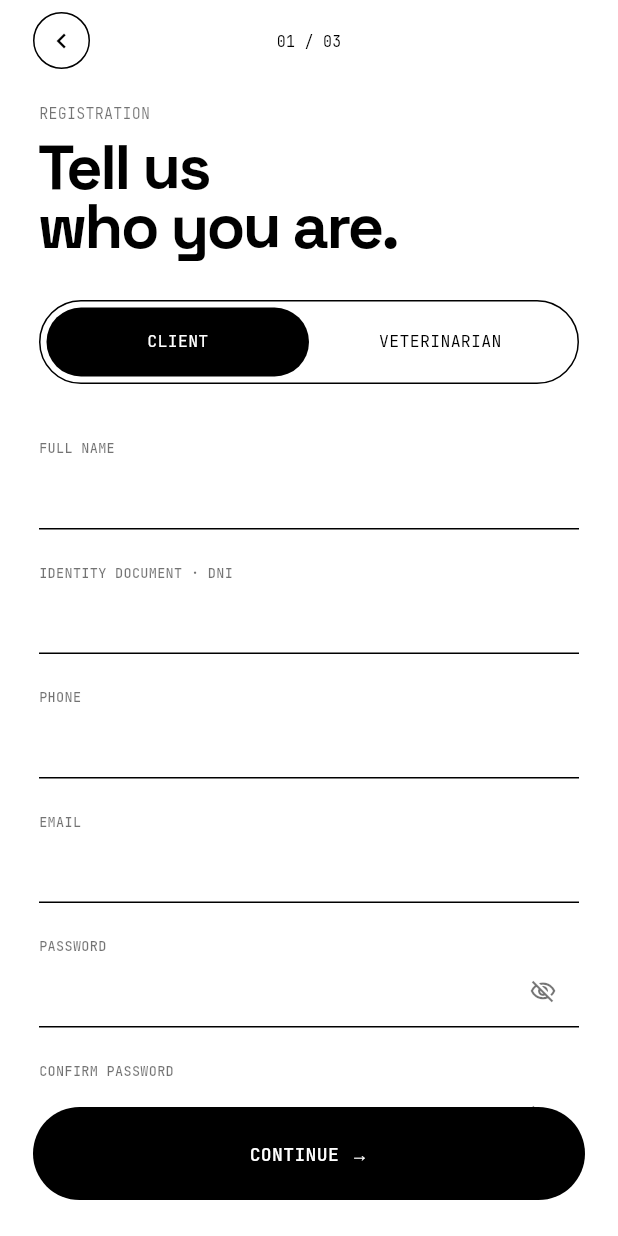
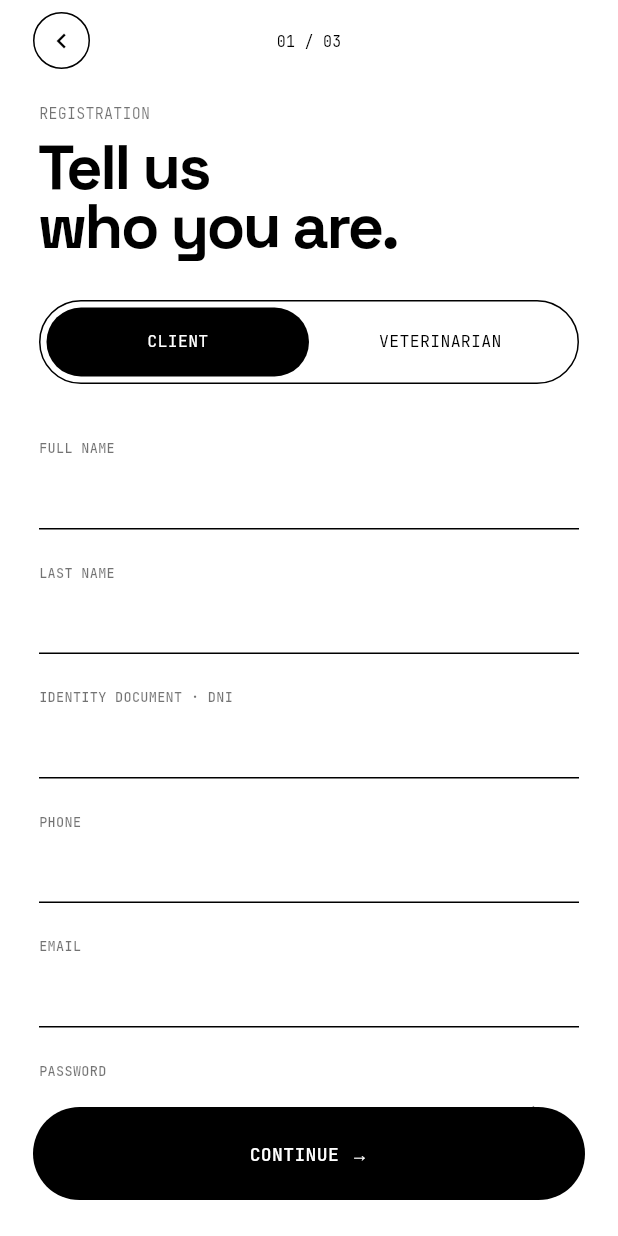
Before and after one commit to W1llpr0/prograMovil, a Flutter app: the SignUpPage screen opened by its route, on a phone screen of 412 x 824 dp. Run offline on Flutter 3.47's test engine with Material 3 defaults, Android fonts, the light colour scheme and no system bars; our stand-ins replace get, google_fonts, image_picker, supabase_flutter; accounts and stored records are empty.

Commit message:
fix: resolve DNI field mapping and pet species button issues
- Add separate documentCtrl for DNI field in signup form
- Update _ClientFields to display LAST NAME field separately from DNI
- Add document parameter to AuthService.signUp method
- Update users table upsert to include document field
- Fix photoFile/imageFile inconsistency in AddPetController
- Change pet species selector to use actual species list from API
- Generate species buttons dynamically instead of hardcoded strings
- Fix button selection logic to compare by species.id instead of name

```diff
--- a/app/lib/pages/add_pet/add_pet_controller.dart
+++ b/app/lib/pages/add_pet/add_pet_controller.dart
@@ -45,7 +45,7 @@ class AddPetController extends GetxController {
   Future<void> pickPhoto() async {
     final picker = ImagePicker();
     final xFile = await picker.pickImage(source: ImageSource.gallery, imageQuality: 80);
-    if (xFile != null) photoFile.value = File(xFile.path);
+    if (xFile != null) imageFile.value = File(xFile.path);
   }
 
   Future<void> pickDate(BuildContext context) async {
@@ -85,7 +85,7 @@ class AddPetController extends GetxController {
       isExotic: isExotic.value || (selectedSpecies.value?.isExotic ?? false),
     );
 
-    final GenericResponse<Pet> res = await _petService.addPet(pet, photo: photoFile.value);
+    final GenericResponse<Pet> res = await _petService.addPet(pet, photo: imageFile.value);
     isLoading.value = false;
 
     if (res.success) {
--- a/app/lib/pages/sign_up/sign_up_controller.dart
+++ b/app/lib/pages/sign_up/sign_up_controller.dart
@@ -8,6 +8,7 @@ import '../../services/auth_service.dart';
 class SignUpController extends GetxController {
   final firstNameCtrl = TextEditingController();
   final lastNameCtrl = TextEditingController();
+  final documentCtrl = TextEditingController();
   final emailCtrl = TextEditingController();
   final phoneCtrl = TextEditingController();
   final passwordCtrl = TextEditingController();
@@ -22,11 +23,12 @@ class SignUpController extends GetxController {
   void register() async {
     final firstName = firstNameCtrl.text.trim();
     final lastName = lastNameCtrl.text.trim();
+    final document = documentCtrl.text.trim();
     final email = emailCtrl.text.trim();
     final password = passwordCtrl.text;
     final confirm = confirmCtrl.text;
 
-    if (firstName.isEmpty || lastName.isEmpty || email.isEmpty || password.isEmpty) {
+    if (firstName.isEmpty || lastName.isEmpty || document.isEmpty || email.isEmpty || password.isEmpty) {
       message.value = 'error_empty_fields'.tr;
       return;
     }
@@ -43,6 +45,7 @@ class SignUpController extends GetxController {
       password: password,
       firstName: firstName,
       lastName: lastName,
+      document: document,
       phone: phoneCtrl.text.trim(),
       role: selectedRole.value,
     );
@@ -63,6 +66,7 @@ class SignUpController extends GetxController {
   void onClose() {
     firstNameCtrl.dispose();
     lastNameCtrl.dispose();
+    documentCtrl.dispose();
     emailCtrl.dispose();
     phoneCtrl.dispose();
     passwordCtrl.dispose();
--- a/app/lib/pages/sign_up/sign_up_page.dart
+++ b/app/lib/pages/sign_up/sign_up_page.dart
@@ -272,6 +272,11 @@ class _ClientFields extends StatelessWidget {
         ),
         LineInput(
           controller: ctrl.lastNameCtrl,
+          label: 'LAST NAME',
+          textCapitalization: TextCapitalization.words,
+        ),
+        LineInput(
+          controller: ctrl.documentCtrl,
           label: 'IDENTITY DOCUMENT · DNI',
         ),
         LineInput(
--- a/app/lib/services/auth_service.dart
+++ b/app/lib/services/auth_service.dart
@@ -52,6 +52,7 @@ class AuthService {
     required String password,
     required String firstName,
     required String lastName,
+    String? document,
     String? phone,
     String role = 'client',
   }) async {
@@ -63,6 +64,7 @@ class AuthService {
           'first_name': firstName,
           'last_name': lastName,
           'role': role,
+          if (document != null && document.isNotEmpty) 'document': document,
           if (phone != null && phone.isNotEmpty) 'phone': phone,
         },
       );
@@ -80,6 +82,7 @@ class AuthService {
           'first_name': firstName,
           'last_name': lastName,
           'role': role,
+          if (document != null && document.isNotEmpty) 'document': document,
           if (phone != null && phone.isNotEmpty) 'phone': phone,
         }, onConflict: 'id');
       } catch (_) {}
```
Also changed, not shown: app/lib/pages/add_pet/add_pet_page.dart (+4 -6 lines).
